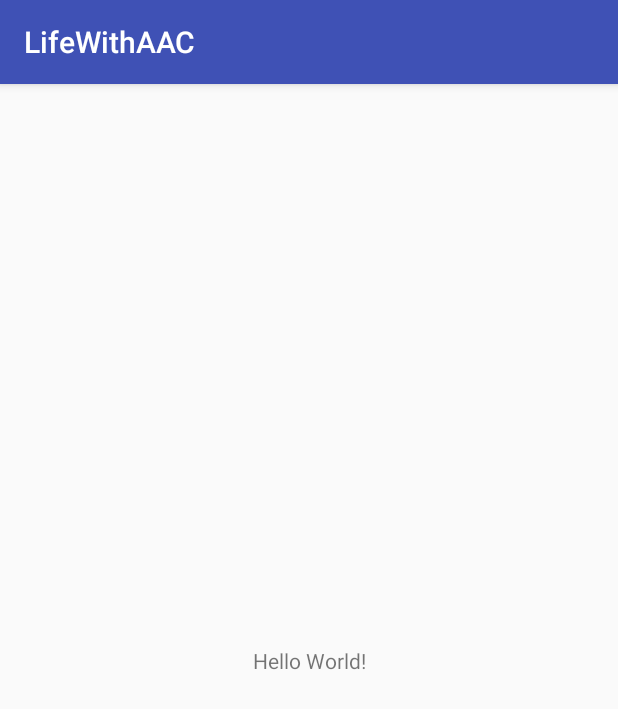
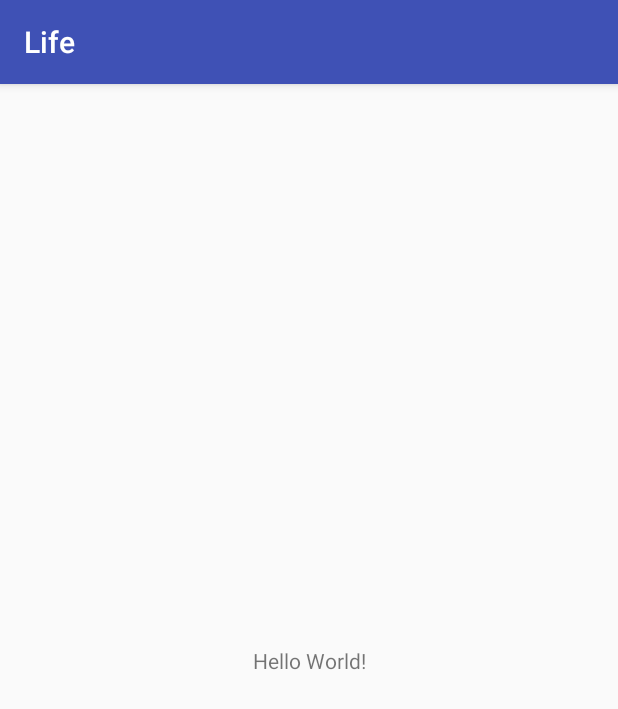
Before and after one commit to miraniyam/AAC, an Android app: the screen it shows after launch (MainActivity), on a phone screen of 412 x 824 dp. Shown: the top 709 px of the screen. Run offline under Robolectric (Android 15) with nearby library versions, the phone set to English and light mode, and no system bars.

Commit message:
뭘 바꾸었다고 써주세요~

```diff
--- a/app/src/main/java/com/example/miranlee/lifewithaac/MainActivity.java
+++ b/app/src/main/java/com/example/miranlee/lifewithaac/MainActivity.java
@@ -9,5 +9,8 @@ public class MainActivity extends AppCompatActivity {
     protected void onCreate(Bundle savedInstanceState) {
         super.onCreate(savedInstanceState);
         setContentView(R.layout.activity_main);
+        setTitle("Life");
     }
+
+    // 팀플 화이팅
 }
```
